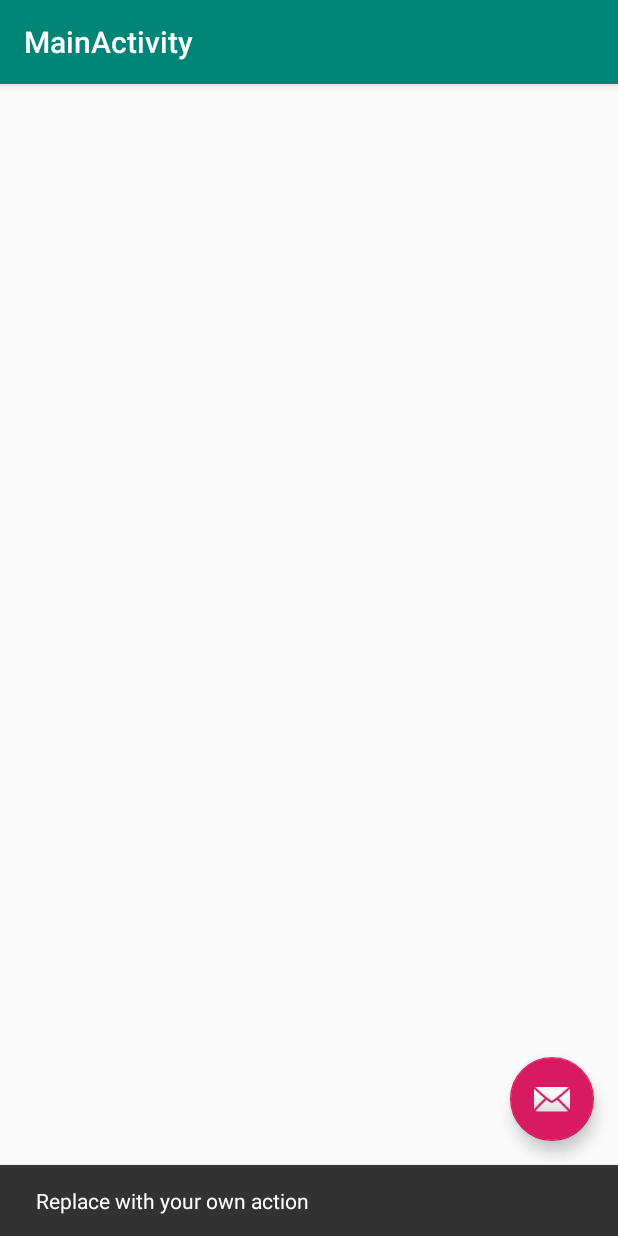
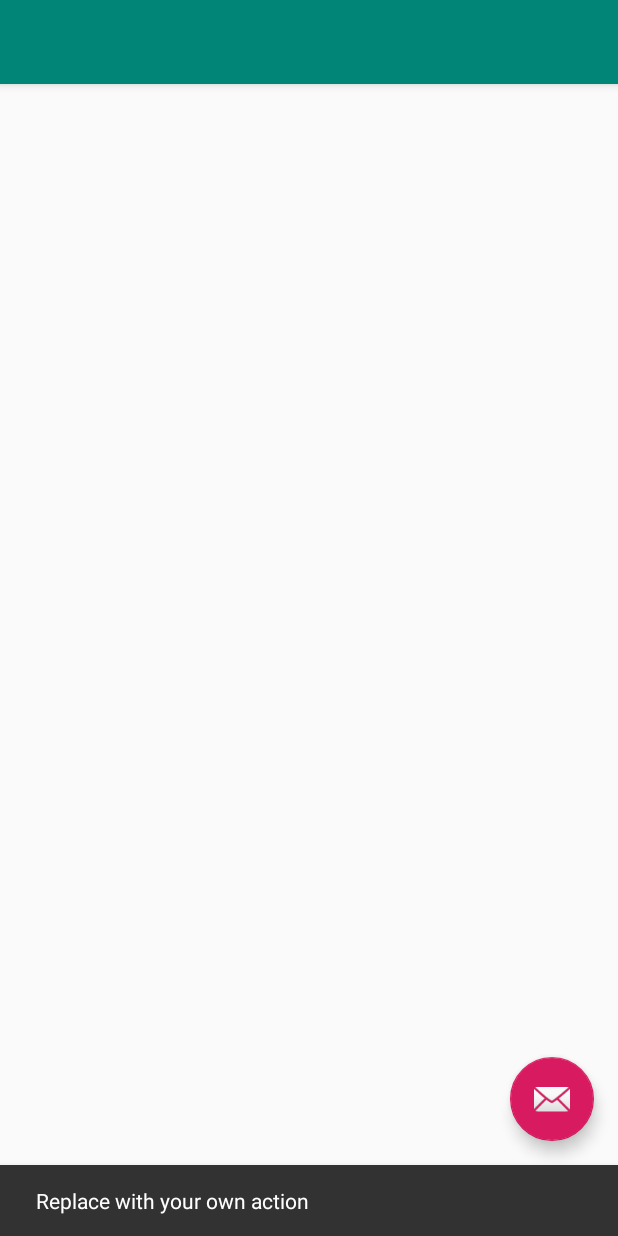
Before and after one commit to josefadamcik/activityjournal, an Android app: the screen it shows after launch (MainActivity), after a tap on an icon or button, on a phone screen of 412 x 824 dp. Run offline under Robolectric (Android 15) with nearby library versions, the phone set to English and light mode, and no system bars.

Commit message:
Refoctored the timeline activity into single activity with fragment

```diff
--- a/app/build.gradle
+++ b/app/build.gradle
@@ -75,6 +75,7 @@ dependencies {
     implementation "androidx.core:core-ktx:$ktx_version"
     implementation "androidx.fragment:fragment-ktx:$ktx_version"
 
+    implementation 'androidx.legacy:legacy-support-v4:1.0.0-alpha1'
     testImplementation 'io.kotlintest:kotlintest-runner-junit5:3.1.8'
     testImplementation 'junit:junit:4.12'
     testImplementation "org.jetbrains.kotlin:kotlin-test-junit:${kotlin_version}"
--- a/app/jacoco.gradle
+++ b/app/jacoco.gradle
@@ -1,4 +1,6 @@
 apply plugin: 'jacoco'
+apply plugin: 'kotlin-android'
+apply plugin: 'kotlin-android-extensions'
 
 jacoco {
     toolVersion = "0.8.2"
--- a/app/src/main/java/cz/josefadamcik/activityjournal/MainActivity.kt
+++ b/app/src/main/java/cz/josefadamcik/activityjournal/MainActivity.kt
@@ -1,21 +1,29 @@
 package cz.josefadamcik.activityjournal
 
+import android.net.Uri
 import android.os.Bundle
 import com.google.android.material.snackbar.Snackbar
 import androidx.appcompat.app.AppCompatActivity
-import kotlinx.android.synthetic.main.activity_main.*
 
-class MainActivity : AppCompatActivity() {
+/**
+ * The main and only activity in the application.
+ */
+class MainActivity : AppCompatActivity(), TimelineFragment.OnFragmentInteractionListener {
 
     override fun onCreate(savedInstanceState: Bundle?) {
         super.onCreate(savedInstanceState)
         setContentView(R.layout.activity_main)
-        setSupportActionBar(toolbar)
 
-        fab.setOnClickListener { view ->
-            Snackbar.make(view, "Replace with your own action", Snackbar.LENGTH_LONG)
-                    .setAction("Action", null).show()
+        if (savedInstanceState == null) {
+            supportFragmentManager.beginTransaction()
+                    .add(android.R.id.content, TimelineFragment.newInstance())
+                    .commit()
         }
     }
 
+    override fun onFragmentInteraction(uri: Uri) {
+        TODO("not implemented") //To change body of created functions use File | Settings | File Templates.
+    }
+
+
 }
--- /dev/null
+++ b/app/src/main/java/cz/josefadamcik/activityjournal/TimelineFragment.kt
@@ -0,0 +1,77 @@
+package cz.josefadamcik.activityjournal
+
+import android.content.Context
+import android.net.Uri
+import android.os.Bundle
+import androidx.fragment.app.Fragment
+import android.view.LayoutInflater
+import android.view.View
+import android.view.ViewGroup
+import com.google.android.material.snackbar.Snackbar
+import kotlinx.android.synthetic.main.fragment_timeline.*
+
+/**
+ *
+ */
+class TimelineFragment : Fragment() {
+    private var listener: OnFragmentInteractionListener? = null
+
+    override fun onCreate(savedInstanceState: Bundle?) {
+        super.onCreate(savedInstanceState)
+    }
+
+    override fun onCreateView(inflater: LayoutInflater, container: ViewGroup?,
+                              savedInstanceState: Bundle?): View? {
+        return inflater.inflate(R.layout.fragment_timeline, container, false)
+    }
+
+    override fun onViewCreated(view: View, savedInstanceState: Bundle?) {
+        super.onViewCreated(view, savedInstanceState)
+
+        fab.setOnClickListener { view ->
+            Snackbar.make(view, "Replace with your own action", Snackbar.LENGTH_LONG)
+                    .setAction("Action", null).show()
+        }
+    }
+
+    override fun onAttach(context: Context) {
+        super.onAttach(context)
+        if (context is OnFragmentInteractionListener) {
+            listener = context
+        } else {
+            throw RuntimeException(context.toString() + " must implement OnFragmentInteractionListener")
+        }
+    }
+
+    override fun onDetach() {
+        super.onDetach()
+        listener = null
+    }
+
+    /**
+     * This interface must be implemented by activities that contain this
+     * fragment to allow an interaction in this fragment to be communicated
+     * to the activity and potentially other fragments contained in that
+     * activity.
+     *
+     *
+     * See the Android Training lesson [Communicating with Other Fragments]
+     * (http://developer.android.com/training/basics/fragments/communicating.html)
+     * for more information.
+     */
+    interface OnFragmentInteractionListener {
+        // TODO: Update argument type and name
+        fun onFragmentInteraction(uri: Uri)
+    }
+
+    companion object {
+        /**
+         * Use this factory method to create a new instance of
+         * this fragment using the provided parameters.
+         *
+         * @return A new instance of fragment TimelineFragment.
+         */
+        @JvmStatic
+        fun newInstance() = TimelineFragment()
+    }
+}
--- a/app/src/main/res/layout/activity_main.xml
+++ b/app/src/main/res/layout/activity_main.xml
@@ -1,34 +1,8 @@
 <?xml version="1.0" encoding="utf-8"?>
-<androidx.coordinatorlayout.widget.CoordinatorLayout
+<FrameLayout
     xmlns:android="http://schemas.android.com/apk/res/android"
-    xmlns:app="http://schemas.android.com/apk/res-auto"
-    xmlns:tools="http://schemas.android.com/tools"
+    android:id="@android:id/content"
     android:layout_width="match_parent"
     android:layout_height="match_parent"
-    tools:context=".MainActivity">
-
-    <com.google.android.material.appbar.AppBarLayout
-        android:layout_width="match_parent"
-        android:layout_height="wrap_content"
-        android:theme="@style/AppTheme.AppBarOverlay">
-
-        <androidx.appcompat.widget.Toolbar
-            android:id="@+id/toolbar"
-            android:layout_width="match_parent"
-            android:layout_height="?attr/actionBarSize"
-            android:background="?attr/colorPrimary"
-            app:popupTheme="@style/AppTheme.PopupOverlay"/>
-
-    </com.google.android.material.appbar.AppBarLayout>
-
-    <include layout="@layout/content_main"/>
-
-    <com.google.android.material.floatingactionbutton.FloatingActionButton
-        android:id="@+id/fab"
-        android:layout_width="wrap_content"
-        android:layout_height="wrap_content"
-        android:layout_gravity="bottom|end"
-        android:layout_margin="@dimen/fab_margin"
-        app:srcCompat="@android:drawable/ic_dialog_email"/>
-
-</androidx.coordinatorlayout.widget.CoordinatorLayout>
+    >
+</FrameLayout>
--- a/app/src/main/res/layout/content_main.xml
+++ /dev/null
@@ -1,12 +0,0 @@
-<?xml version="1.0" encoding="utf-8"?>
-<androidx.constraintlayout.widget.ConstraintLayout
-    xmlns:android="http://schemas.android.com/apk/res/android"
-    xmlns:app="http://schemas.android.com/apk/res-auto"
-    xmlns:tools="http://schemas.android.com/tools"
-    android:layout_width="match_parent"
-    android:layout_height="match_parent"
-    app:layout_behavior="@string/appbar_scrolling_view_behavior"
-    tools:context=".MainActivity"
-    tools:showIn="@layout/activity_main">
-
-</androidx.constraintlayout.widget.ConstraintLayout>
--- /dev/null
+++ b/app/src/main/res/layout/fragment_timeline.xml
@@ -0,0 +1,34 @@
+<?xml version="1.0" encoding="utf-8"?>
+<androidx.coordinatorlayout.widget.CoordinatorLayout
+    xmlns:android="http://schemas.android.com/apk/res/android"
+    xmlns:app="http://schemas.android.com/apk/res-auto"
+    xmlns:tools="http://schemas.android.com/tools"
+    android:layout_width="match_parent"
+    android:layout_height="match_parent"
+    tools:context=".MainActivity">
+
+    <com.google.android.material.appbar.AppBarLayout
+        android:layout_width="match_parent"
+        android:layout_height="wrap_content"
+        android:theme="@style/AppTheme.AppBarOverlay">
+
+        <androidx.appcompat.widget.Toolbar
+            android:id="@+id/toolbar"
+            android:layout_width="match_parent"
+            android:layout_height="?attr/actionBarSize"
+            android:background="?attr/colorPrimary"
+            app:popupTheme="@style/AppTheme.PopupOverlay"/>
+
+    </com.google.android.material.appbar.AppBarLayout>
+
+
+
+    <com.google.android.material.floatingactionbutton.FloatingActionButton
+        android:id="@+id/fab"
+        android:layout_width="wrap_content"
+        android:layout_height="wrap_content"
+        android:layout_gravity="bottom|end"
+        android:layout_margin="@dimen/fab_margin"
+        app:srcCompat="@android:drawable/ic_dialog_email"/>
+
+</androidx.coordinatorlayout.widget.CoordinatorLayout>
--- a/app/src/main/res/values/strings.xml
+++ b/app/src/main/res/values/strings.xml
@@ -1,4 +1,7 @@
 <resources>
     <string name="app_name">ActivityJournal</string>
     <string name="title_activity_main">MainActivity</string>
+
+    <!-- TODO: Remove or change this placeholder text -->
+    <string name="hello_blank_fragment">Hello blank fragment</string>
 </resources>
```
Also changed, not shown: 2 other files.
